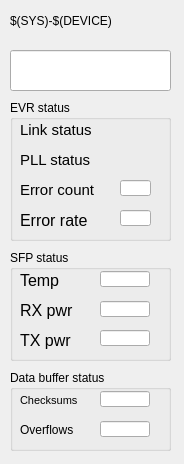
Qt form evrMrmApp/opi/EVR/G_EVR-health.ui (paulscherrerinstitute/mrfioc2) before a commit.
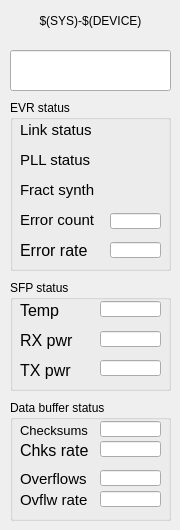
The same form after that commit. Custom widgets are drawn as their Qt base class.

Commit message: EVR health mon: removed doubled records and introduced warning level to reason calculation. Also updated GUI and reduced scan rate

The edit to the form file:
```diff
--- a/evrMrmApp/opi/EVR/G_EVR-health.ui
+++ b/evrMrmApp/opi/EVR/G_EVR-health.ui
@@ -6,8 +6,8 @@
    <rect>
     <x>0</x>
     <y>0</y>
-    <width>184</width>
-    <height>464</height>
+    <width>180</width>
+    <height>530</height>
    </rect>
   </property>
   <property name="windowTitle">
@@ -22,7 +22,7 @@
      <x>10</x>
      <y>100</y>
      <width>161</width>
-     <height>141</height>
+     <height>171</height>
     </rect>
    </property>
    <property name="title">
@@ -85,9 +85,9 @@
    <widget class="caLineEdit" name="calineedit_2">
     <property name="geometry">
      <rect>
-      <x>110</x>
-      <y>110</y>
-      <width>31</width>
+      <x>100</x>
+      <y>142</y>
+      <width>51</width>
       <height>16</height>
      </rect>
     </property>
@@ -101,9 +101,9 @@
    <widget class="caLineEdit" name="calineedit">
     <property name="geometry">
      <rect>
-      <x>110</x>
-      <y>80</y>
-      <width>31</width>
+      <x>100</x>
+      <y>113</y>
+      <width>51</width>
       <height>16</height>
      </rect>
     </property>
@@ -166,7 +166,7 @@
     <property name="geometry">
      <rect>
       <x>10</x>
-      <y>110</y>
+      <y>140</y>
       <width>80</width>
       <height>20</height>
      </rect>
@@ -190,7 +190,7 @@
     <property name="geometry">
      <rect>
       <x>10</x>
-      <y>80</y>
+      <y>110</y>
       <width>80</width>
       <height>20</height>
      </rect>
@@ -210,12 +210,63 @@
      <enum>Qt::PlainText</enum>
     </property>
    </widget>
+   <widget class="caLed" name="caled_3">
+    <property name="geometry">
+     <rect>
+      <x>120</x>
+      <y>80</y>
+      <width>16</width>
+      <height>16</height>
+     </rect>
+    </property>
+    <property name="channel" stdset="0">
+     <string notr="true">$(SYS)-$(DEVICE):CG-Sts</string>
+    </property>
+    <property name="falseColor">
+     <color>
+      <red>255</red>
+      <green>0</green>
+      <blue>0</blue>
+     </color>
+    </property>
+    <property name="trueColor">
+     <color>
+      <red>85</red>
+      <green>255</green>
+      <blue>0</blue>
+     </color>
+    </property>
+   </widget>
+   <widget class="caLabel" name="calabel_6">
+    <property name="geometry">
+     <rect>
+      <x>10</x>
+      <y>80</y>
+      <width>80</width>
+      <height>20</height>
+     </rect>
+    </property>
+    <property name="font">
+     <font>
+      <pointsize>11</pointsize>
+     </font>
+    </property>
+    <property name="autoFillBackground">
+     <bool>false</bool>
+    </property>
+    <property name="text">
+     <string>Fract synth</string>
+    </property>
+    <property name="textFormat">
+     <enum>Qt::PlainText</enum>
+    </property>
+   </widget>
   </widget>
   <widget class="QGroupBox" name="groupBox_2">
    <property name="geometry">
     <rect>
      <x>10</x>
-     <y>250</y>
+     <y>280</y>
      <width>161</width>
      <height>111</height>
     </rect>
@@ -300,7 +351,7 @@
      <rect>
       <x>90</x>
       <y>21</y>
-      <width>50</width>
+      <width>61</width>
       <height>16</height>
      </rect>
     </property>
@@ -319,7 +370,7 @@
      <rect>
       <x>90</x>
       <y>51</y>
-      <width>50</width>
+      <width>61</width>
       <height>16</height>
      </rect>
     </property>
@@ -338,7 +389,7 @@
      <rect>
       <x>90</x>
       <y>80</y>
-      <width>50</width>
+      <width>61</width>
       <height>16</height>
      </rect>
     </property>
@@ -385,23 +436,29 @@
   <widget class="caLabel" name="calabel">
    <property name="geometry">
     <rect>
-     <x>10</x>
+     <x>0</x>
      <y>0</y>
-     <width>161</width>
+     <width>181</width>
      <height>41</height>
     </rect>
    </property>
    <property name="text">
     <string>$(SYS)-$(DEVICE)</string>
    </property>
+   <property name="alignment">
+    <set>Qt::AlignCenter</set>
+   </property>
+   <property name="colorMode">
+    <enum>caLabel::Default</enum>
+   </property>
   </widget>
   <widget class="QGroupBox" name="groupBox_3">
    <property name="geometry">
     <rect>
      <x>10</x>
-     <y>370</y>
+     <y>400</y>
      <width>161</width>
-     <height>81</height>
+     <height>121</height>
     </rect>
    </property>
    <property name="title">
@@ -411,14 +468,14 @@
     <property name="geometry">
      <rect>
       <x>10</x>
-      <y>50</y>
-      <width>60</width>
+      <y>69</y>
+      <width>71</width>
       <height>20</height>
      </rect>
     </property>
     <property name="font">
      <font>
-      <pointsize>9</pointsize>
+      <pointsize>11</pointsize>
      </font>
     </property>
     <property name="autoFillBackground">
@@ -436,13 +493,13 @@
      <rect>
       <x>10</x>
       <y>20</y>
-      <width>60</width>
+      <width>71</width>
       <height>20</height>
      </rect>
     </property>
     <property name="font">
      <font>
-      <pointsize>8</pointsize>
+      <pointsize>10</pointsize>
      </font>
     </property>
     <property name="autoFillBackground">
@@ -460,7 +517,7 @@
      <rect>
       <x>90</x>
       <y>21</y>
-      <width>50</width>
+      <width>61</width>
       <height>16</height>
      </rect>
     </property>
@@ -478,8 +535,8 @@
     <property name="geometry">
      <rect>
       <x>90</x>
-      <y>51</y>
-      <width>50</width>
+      <y>70</y>
+      <width>61</width>
       <height>16</height>
      </rect>
     </property>
@@ -487,7 +544,96 @@
      <string notr="true">$(SYS)-$(DEVICE)-HEALTH:Cnt-SwOflw-I</string>
     </property>
     <property name="colorMode">
+     <enum>caLineEdit::Default</enum>
+    </property>
+    <property name="unitsEnabled">
+     <bool>true</bool>
+    </property>
+   </widget>
+   <widget class="caLineEdit" name="calineedit_11">
+    <property name="geometry">
+     <rect>
+      <x>90</x>
+      <y>41</y>
+      <width>61</width>
+      <height>16</height>
+     </rect>
+    </property>
+    <property name="channel" stdset="0">
+     <string notr="true">$(SYS)-$(DEVICE):DBuf-Sum-Cs-Rate-I</string>
+    </property>
+    <property name="colorMode">
      <enum>caLineEdit::Alarm_Default</enum>
+    </property>
+    <property name="alarmHandling">
+     <enum>caLineEdit::onBackground</enum>
+    </property>
+    <property name="unitsEnabled">
+     <bool>true</bool>
+    </property>
+   </widget>
+   <widget class="caLabel" name="calabel_16">
+    <property name="geometry">
+     <rect>
+      <x>10</x>
+      <y>40</y>
+      <width>71</width>
+      <height>20</height>
+     </rect>
+    </property>
+    <property name="font">
+     <font>
+      <pointsize>12</pointsize>
+     </font>
+    </property>
+    <property name="text">
+     <string>Chks rate</string>
+    </property>
+    <property name="textFormat">
+     <enum>Qt::PlainText</enum>
+    </property>
+   </widget>
+   <widget class="caLabel" name="calabel_14">
+    <property name="geometry">
+     <rect>
+      <x>10</x>
+      <y>90</y>
+      <width>71</width>
+      <height>20</height>
+     </rect>
+    </property>
+    <property name="font">
+     <font>
+      <pointsize>11</pointsize>
+     </font>
+    </property>
+    <property name="autoFillBackground">
+     <bool>false</bool>
+    </property>
+    <property name="text">
+     <string>Ovflw rate</string>
+    </property>
+    <property name="textFormat">
+     <enum>Qt::PlainText</enum>
+    </property>
+   </widget>
+   <widget class="caLineEdit" name="calineedit_12">
+    <property name="geometry">
+     <rect>
+      <x>90</x>
+      <y>91</y>
+      <width>61</width>
+      <height>16</height>
+     </rect>
+    </property>
+    <property name="channel" stdset="0">
+     <string notr="true">$(SYS)-$(DEVICE):DBuf-Sum-Oflw-Rate-I</string>
+    </property>
+    <property name="colorMode">
+     <enum>caLineEdit::Alarm_Default</enum>
+    </property>
+    <property name="alarmHandling">
+     <enum>caLineEdit::onBackground</enum>
     </property>
     <property name="unitsEnabled">
      <bool>true</bool>
```
Left out of the diff: 53 changed lines with no effect on the pictures. The commit also changes 1 other file.
